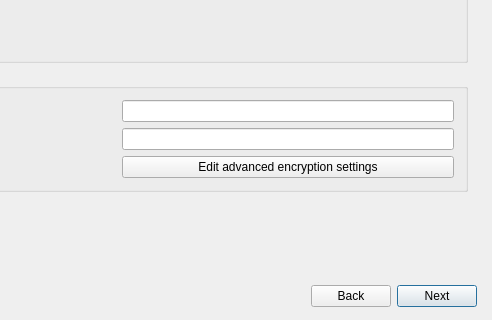
Old version of the form meinstall.ui in the repository gazelle-installer/gazelle-installer; both pictures show x 246 to 738 and y 206 to 526 of the 738 by 526 pixel window.
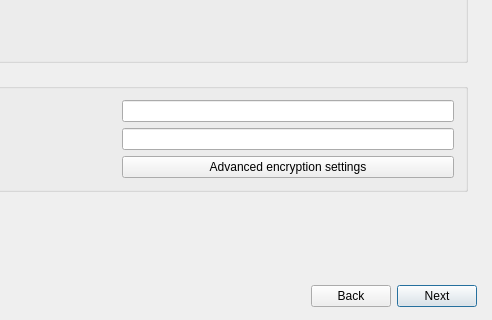
New version of the form. The open tabs and pages were chosen to show the change. Icons and pictures are not drawn.

Commit message: split strings for translations

Patch:
```diff
--- a/meinstall.ui
+++ b/meinstall.ui
@@ -1280,7 +1280,7 @@
           <item row="2" column="2" colspan="2">
            <widget class="QPushButton" name="buttonAdvancedFDECust">
             <property name="text">
-             <string>Edit advanced encryption settings</string>
+             <string>Advanced encryption settings</string>
             </property>
            </widget>
           </item>
```
Left out of the diff: 6 changed lines with no effect on the pictures. The commit also changes 1 other file.
